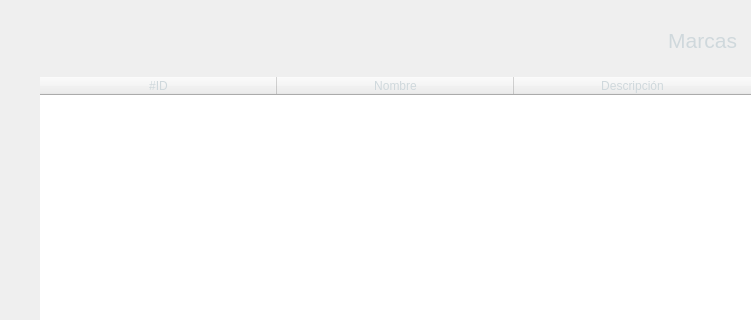
hm2206/strong_teeth, file ui/marca_frame.ui: the form before one commit; both pictures show x 0 to 751 and y 0 to 320 of the 751 by 615 pixel window.
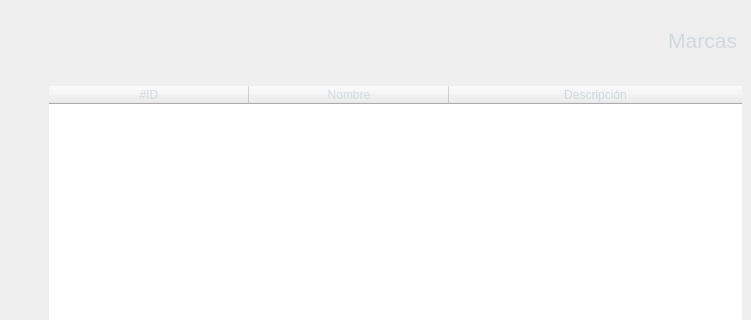
The form after the commit. Icons and pictures are not drawn.

Patch:
```diff
--- a/ui/marca_frame.ui
+++ b/ui/marca_frame.ui
@@ -123,17 +123,17 @@
      <property name="frameShadow">
       <enum>QFrame::Raised</enum>
      </property>
+     <layout class="QVBoxLayout" name="verticalLayout">
+      <item>
      <widget class="QTableWidget" name="table">
       <property name="enabled">
        <bool>true</bool>
       </property>
-      <property name="geometry">
-       <rect>
-        <x>0</x>
-        <y>0</y>
-        <width>741</width>
-        <height>541</height>
-       </rect>
+        <property name="sizePolicy">
+         <sizepolicy hsizetype="Expanding" vsizetype="Expanding">
+          <horstretch>0</horstretch>
+          <verstretch>0</verstretch>
+         </sizepolicy>
       </property>
       <property name="styleSheet">
        <string notr="true">color: #cfd8dc;</string>
@@ -183,12 +183,18 @@
       <attribute name="horizontalHeaderCascadingSectionResizes">
        <bool>false</bool>
       </attribute>
+        <attribute name="horizontalHeaderMinimumSectionSize">
+         <number>200</number>
+        </attribute>
       <attribute name="horizontalHeaderDefaultSectionSize">
-       <number>237</number>
+         <number>200</number>
       </attribute>
       <attribute name="horizontalHeaderShowSortIndicator" stdset="0">
        <bool>true</bool>
       </attribute>
+        <attribute name="horizontalHeaderStretchLastSection">
+         <bool>true</bool>
+        </attribute>
       <attribute name="verticalHeaderVisible">
        <bool>true</bool>
       </attribute>
@@ -214,6 +220,8 @@
        </property>
       </column>
      </widget>
+      </item>
+     </layout>
     </widget>
    </item>
   </layout>
```
Lines whose indentation alone changed are shown as unchanged.
